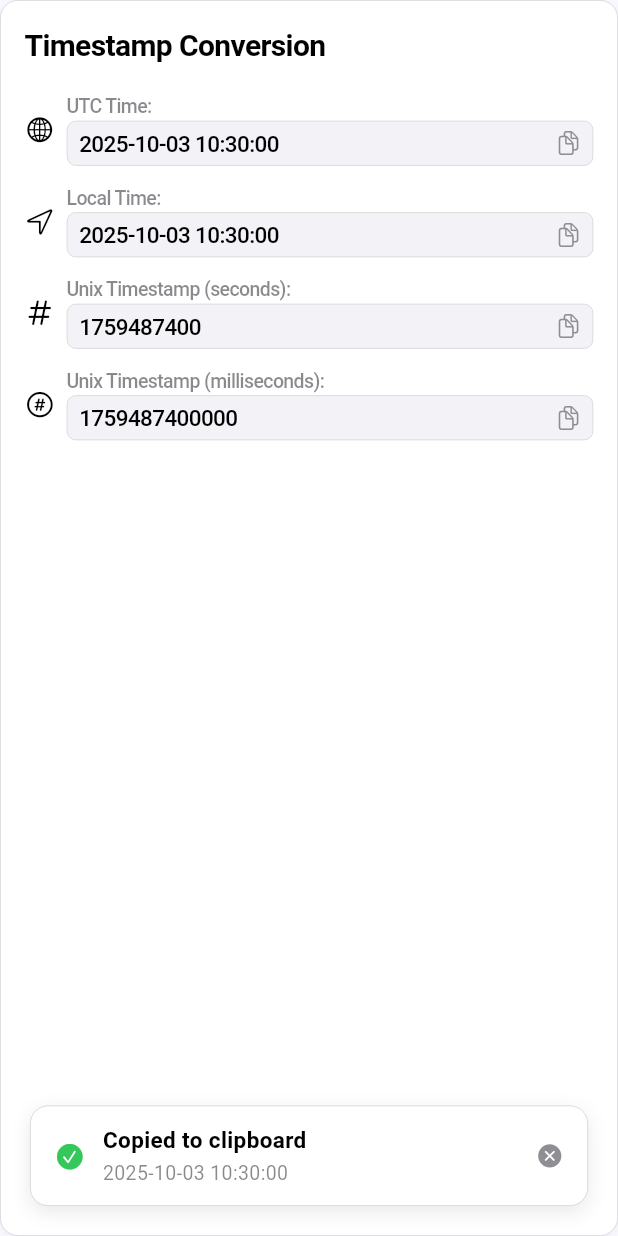
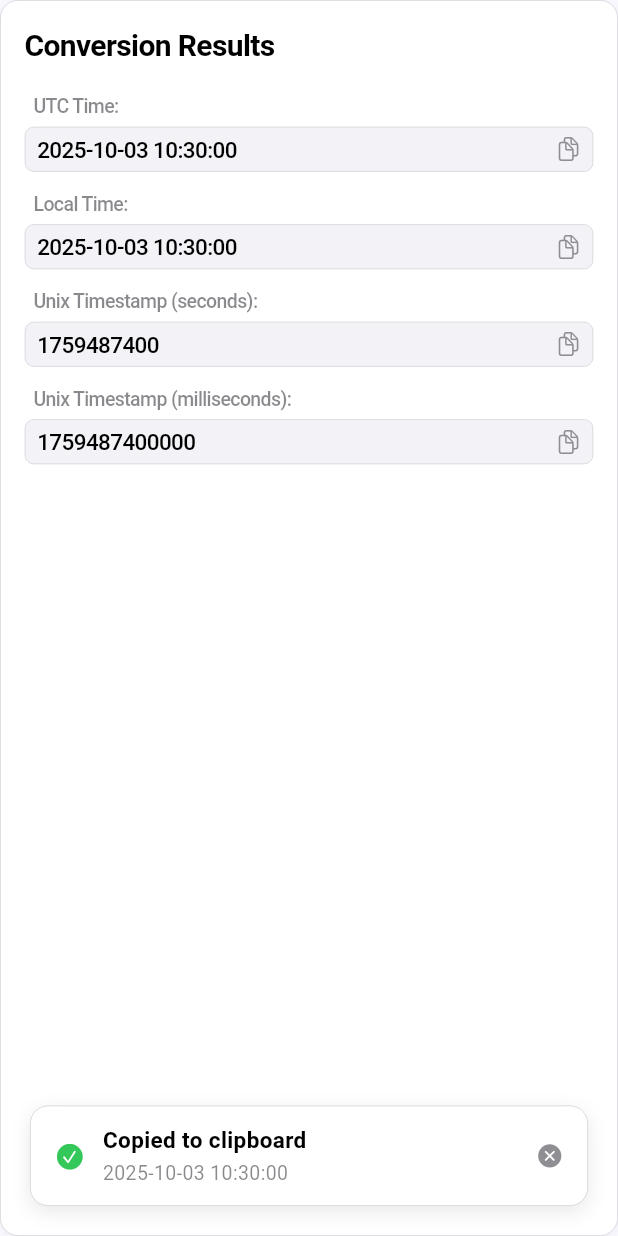
Before and after one commit to howard86/masquerade, a Flutter app: the TimestampDisplayCard widget shown alone on an empty page, opened directly with empty values, after a tap on an icon or button, on a phone screen of 412 x 824 dp. Run offline on Flutter 3.47's test engine with Material 3 defaults, Android fonts, the phone set to English and light mode, and no system bars; missing offline and left inert: device_frame.

Commit message:
refactor: clean up widgets and imports

```diff
--- a/lib/app.dart
+++ b/lib/app.dart
@@ -1,5 +1,4 @@
 import 'package:flutter/cupertino.dart';
-import 'package:flutter/material.dart';
 import 'home_page.dart';
 import 'widgets/iphone_frame.dart';
 
--- a/lib/timestamp_display_card.dart
+++ /dev/null
@@ -1,247 +0,0 @@
-import 'package:flutter/cupertino.dart';
-import 'package:flutter/material.dart';
-import 'package:flutter/services.dart';
-import 'package:intl/intl.dart';
-
-class TimestampDisplayCard extends StatelessWidget {
-  const TimestampDisplayCard({super.key, required this.timestamp});
-
-  final DateTime timestamp;
-
-  // Static variable to track the current notification overlay
-  static OverlayEntry? _currentNotification;
-
-  @override
-  Widget build(BuildContext context) {
-    return Container(
-      decoration: BoxDecoration(
-        color: CupertinoColors.systemBackground,
-        borderRadius: BorderRadius.circular(12),
-        border: Border.all(color: CupertinoColors.systemGrey4, width: 0.5),
-        boxShadow: [
-          BoxShadow(
-            color: CupertinoColors.systemGrey.withOpacity(0.1),
-            blurRadius: 8,
-            offset: const Offset(0, 2),
-          ),
-        ],
-      ),
-      child: Padding(
-        padding: const EdgeInsets.all(16),
-        child: Column(
-          crossAxisAlignment: CrossAxisAlignment.start,
-          children: [
-            Text(
-              'Timestamp Conversion',
-              style: CupertinoTheme.of(context).textTheme.navTitleTextStyle
-                  .copyWith(fontSize: 20, fontWeight: FontWeight.w600),
-            ),
-            const SizedBox(height: 16),
-            _buildTimestampRow(
-              context,
-              'UTC Time:',
-              DateFormat('yyyy-MM-dd HH:mm:ss').format(timestamp.toUtc()),
-              CupertinoIcons.globe,
-            ),
-            const SizedBox(height: 12),
-            _buildTimestampRow(
-              context,
-              'Local Time:',
-              DateFormat('yyyy-MM-dd HH:mm:ss').format(timestamp.toLocal()),
-              CupertinoIcons.location,
-            ),
-            const SizedBox(height: 12),
-            _buildTimestampRow(
-              context,
-              'Unix Timestamp (seconds):',
-              (timestamp.millisecondsSinceEpoch / 1000).round().toString(),
-              CupertinoIcons.number,
-            ),
-            const SizedBox(height: 12),
-            _buildTimestampRow(
-              context,
-              'Unix Timestamp (milliseconds):',
-              timestamp.millisecondsSinceEpoch.toString(),
-              CupertinoIcons.number_circle,
-            ),
-          ],
-        ),
-      ),
-    );
-  }
-
-  Widget _buildTimestampRow(
-    BuildContext context,
-    String label,
-    String value,
-    IconData icon,
-  ) {
-    return Row(
-      children: [
-        Icon(icon, size: 20, color: CupertinoColors.label),
-        const SizedBox(width: 8),
-        Expanded(
-          child: Column(
-            crossAxisAlignment: CrossAxisAlignment.start,
-            children: [
-              Text(
-                label,
-                style: CupertinoTheme.of(context).textTheme.textStyle.copyWith(
-                  color: CupertinoColors.secondaryLabel,
-                  fontSize: 13,
-                  fontWeight: FontWeight.w500,
-                ),
-              ),
-              GestureDetector(
-                onTap: () => _copyToClipboard(context, value),
-                child: Container(
-                  padding: const EdgeInsets.symmetric(
-                    vertical: 4,
-                    horizontal: 8,
-                  ),
-                  decoration: BoxDecoration(
-                    color: CupertinoColors.systemGrey6,
-                    borderRadius: BorderRadius.circular(6),
-                    border: Border.all(
-                      color: CupertinoColors.systemGrey4,
-                      width: 0.5,
-                    ),
-                  ),
-                  child: Row(
-                    mainAxisSize: MainAxisSize.min,
-                    children: [
-                      Expanded(
-                        child: Text(
-                          value,
-                          style: CupertinoTheme.of(context).textTheme.textStyle
-                              .copyWith(
-                                fontWeight: FontWeight.w500,
-                                color: CupertinoColors.label,
-                                fontSize: 15,
-                              ),
-                        ),
-                      ),
-                      const SizedBox(width: 4),
-                      const Icon(
-                        CupertinoIcons.doc_on_doc,
-                        size: 16,
-                        color: CupertinoColors.systemGrey,
-                      ),
-                    ],
-                  ),
-                ),
-              ),
-            ],
-          ),
-        ),
-      ],
-    );
-  }
-
-  void _copyToClipboard(BuildContext context, String value) {
-    Clipboard.setData(ClipboardData(text: value));
-
-    // Show a notification-style overlay
-    _showCopyNotification(context, value);
-  }
-
-  void _showCopyNotification(BuildContext context, String value) {
-    // Remove any existing notification first
-    if (_currentNotification != null) {
-      _currentNotification!.remove();
-      _currentNotification = null;
-    }
-
-    // Create an overlay entry for the notification
-    final overlay = Overlay.of(context);
-    late OverlayEntry overlayEntry;
-
-    overlayEntry = OverlayEntry(
-      builder: (context) => Positioned(
-        bottom: MediaQuery.of(context).padding.bottom + 20,
-        left: 20,
-        right: 20,
-        child: Material(
-          color: Colors.transparent,
-          child: Container(
-            padding: const EdgeInsets.symmetric(horizontal: 16, vertical: 12),
-            decoration: BoxDecoration(
-              color: CupertinoColors.systemBackground,
-              borderRadius: BorderRadius.circular(12),
-              border: Border.all(
-                color: CupertinoColors.systemGrey4,
-                width: 0.5,
-              ),
-              boxShadow: [
-                BoxShadow(
-                  color: CupertinoColors.systemGrey.withOpacity(0.2),
-                  blurRadius: 10,
-                  offset: const Offset(0, 4),
-                ),
-              ],
-            ),
-            child: Row(
-              children: [
-                const Icon(
-                  CupertinoIcons.checkmark_circle_fill,
-                  color: CupertinoColors.systemGreen,
-                  size: 20,
-                ),
-                const SizedBox(width: 12),
-                Expanded(
-                  child: Column(
-                    crossAxisAlignment: CrossAxisAlignment.start,
-                    mainAxisSize: MainAxisSize.min,
-                    children: [
-                      const Text(
-                        'Copied to clipboard',
-                        style: TextStyle(
-                          fontWeight: FontWeight.w600,
-                          fontSize: 15,
-                          color: CupertinoColors.label,
-                        ),
-                      ),
-                      const SizedBox(height: 2),
-                      Text(
-                        value,
-                        style: const TextStyle(
-                          fontSize: 13,
-                          color: CupertinoColors.secondaryLabel,
-                        ),
-                        maxLines: 1,
-                        overflow: TextOverflow.ellipsis,
-                      ),
-                    ],
-                  ),
-                ),
-                GestureDetector(
-                  onTap: () {
-                    overlayEntry.remove();
-                    _currentNotification = null;
-                  },
-                  child: const Icon(
-                    CupertinoIcons.xmark_circle_fill,
-                    color: CupertinoColors.systemGrey,
-                    size: 18,
-                  ),
-                ),
-              ],
-            ),
-          ),
-        ),
-      ),
-    );
-
-    // Store the overlay entry and insert it
-    _currentNotification = overlayEntry;
-    overlay.insert(overlayEntry);
-
-    // Auto-dismiss after 3 seconds
-    Future.delayed(const Duration(seconds: 3), () {
-      if (overlayEntry.mounted) {
-        overlayEntry.remove();
-        _currentNotification = null;
-      }
-    });
-  }
-}
--- a/lib/widgets/iphone_frame.dart
+++ b/lib/widgets/iphone_frame.dart
@@ -1,5 +1,4 @@
 import 'package:flutter/cupertino.dart';
-import 'package:flutter/material.dart';
 import 'package:device_frame/device_frame.dart';
 
 /// A responsive wrapper that shows device frame on larger screens
--- /dev/null
+++ b/lib/widgets/timestamp_display_card.dart
@@ -0,0 +1,70 @@
+import 'package:flutter/cupertino.dart';
+import 'package:intl/intl.dart';
+import 'package:masquerade/widgets/timestamp_row.dart';
+
+class TimestampDisplayCard extends StatelessWidget {
+  const TimestampDisplayCard({super.key, required this.timestamp});
+
+  final DateTime timestamp;
+
+  @override
+  Widget build(BuildContext context) {
+    return Container(
+      decoration: BoxDecoration(
+        color: CupertinoColors.systemBackground,
+        borderRadius: BorderRadius.circular(12),
+        border: Border.all(color: CupertinoColors.systemGrey4, width: 0.5),
+        boxShadow: [
+          BoxShadow(
+            color: CupertinoColors.systemGrey.withOpacity(0.1),
+            blurRadius: 8,
+            offset: const Offset(0, 2),
+          ),
+        ],
+      ),
+      child: Padding(
+        padding: const EdgeInsets.all(16),
+        child: Column(
+          crossAxisAlignment: CrossAxisAlignment.start,
+          children: [
+            Text(
+              'Conversion Results',
+              style: CupertinoTheme.of(context).textTheme.navTitleTextStyle
+                  .copyWith(fontSize: 20, fontWeight: FontWeight.w600),
+            ),
+            const SizedBox(height: 16),
+            TimestampRow(
+              label: 'UTC Time:',
+              value: DateFormat(
+                'yyyy-MM-dd HH:mm:ss',
+              ).format(timestamp.toUtc()),
+              icon: CupertinoIcons.globe,
+            ),
+            const SizedBox(height: 12),
+            TimestampRow(
+              label: 'Local Time:',
+              value: DateFormat(
+                'yyyy-MM-dd HH:mm:ss',
+              ).format(timestamp.toLocal()),
+              icon: CupertinoIcons.location,
+            ),
+            const SizedBox(height: 12),
+            TimestampRow(
+              label: 'Unix Timestamp (seconds):',
+              value: (timestamp.millisecondsSinceEpoch / 1000)
+                  .round()
+                  .toString(),
+              icon: CupertinoIcons.number,
+            ),
+            const SizedBox(height: 12),
+            TimestampRow(
+              label: 'Unix Timestamp (milliseconds):',
+              value: timestamp.millisecondsSinceEpoch.toString(),
+              icon: CupertinoIcons.number_circle,
+            ),
+          ],
+        ),
+      ),
+    );
+  }
+}
--- /dev/null
+++ b/lib/widgets/timestamp_row.dart
@@ -0,0 +1,184 @@
+import 'package:flutter/cupertino.dart';
+import 'package:flutter/material.dart';
+import 'package:flutter/services.dart';
+
+/// A stateless widget that displays a timestamp row with label and copyable value
+class TimestampRow extends StatelessWidget {
+  const TimestampRow({
+    super.key,
+    required this.label,
+    required this.value,
+    required this.icon,
+  });
+
+  final String label;
+  final String value;
+  final IconData icon;
+
+  @override
+  Widget build(BuildContext context) {
+    return Column(
+      crossAxisAlignment: CrossAxisAlignment.start,
+      children: [
+        Padding(
+          padding: const EdgeInsets.only(left: 6.0),
+          child: Text(
+            label,
+            style: CupertinoTheme.of(context).textTheme.textStyle.copyWith(
+              color: CupertinoColors.secondaryLabel,
+              fontSize: 13,
+              fontWeight: FontWeight.w500,
+            ),
+          ),
+        ),
+        const SizedBox(height: 4),
+        GestureDetector(
+          onTap: () => _copyToClipboard(context, value),
+          child: Container(
+            padding: const EdgeInsets.symmetric(vertical: 4, horizontal: 8),
+            decoration: BoxDecoration(
+              color: CupertinoColors.systemGrey6,
+              borderRadius: BorderRadius.circular(6),
+              border: Border.all(
+                color: CupertinoColors.systemGrey4,
+                width: 0.5,
+              ),
+            ),
+            child: Row(
+              mainAxisSize: MainAxisSize.min,
+              children: [
+                Expanded(
+                  child: Text(
+                    value,
+                    style: CupertinoTheme.of(context).textTheme.textStyle
+                        .copyWith(
+                          fontWeight: FontWeight.w500,
+                          color: CupertinoColors.label,
+                          fontSize: 15,
+                        ),
+                  ),
+                ),
+                const SizedBox(width: 4),
+                const Icon(
+                  CupertinoIcons.doc_on_doc,
+                  size: 16,
+                  color: CupertinoColors.systemGrey,
+                ),
+              ],
+            ),
+          ),
+        ),
+      ],
+    );
+  }
+
+  void _copyToClipboard(BuildContext context, String value) {
+    Clipboard.setData(ClipboardData(text: value));
+
+    // Show a notification-style overlay
+    _showCopyNotification(context, value);
+  }
+
+  void _showCopyNotification(BuildContext context, String value) {
+    // Remove any existing notification first
+    if (_currentNotification != null) {
+      _currentNotification!.remove();
+      _currentNotification = null;
+    }
+
+    // Create an overlay entry for the notification
+    final overlay = Overlay.of(context);
+    late OverlayEntry overlayEntry;
+
+    overlayEntry = OverlayEntry(
+      builder: (context) => Positioned(
+        bottom: MediaQuery.of(context).padding.bottom + 20,
+        left: 20,
+        right: 20,
+        child: Material(
+          color: Colors.transparent,
+          child: Container(
+            padding: const EdgeInsets.symmetric(horizontal: 16, vertical: 12),
+            decoration: BoxDecoration(
+              color: CupertinoColors.systemBackground,
+              borderRadius: BorderRadius.circular(12),
+              border: Border.all(
+                color: CupertinoColors.systemGrey4,
+                width: 0.5,
+              ),
+              boxShadow: [
+                BoxShadow(
+                  color: CupertinoColors.systemGrey.withOpacity(0.2),
+                  blurRadius: 10,
+                  offset: const Offset(0, 4),
+                ),
+              ],
+            ),
+            child: Row(
+              children: [
+                const Icon(
+                  CupertinoIcons.checkmark_circle_fill,
+                  color: CupertinoColors.systemGreen,
+                  size: 20,
+                ),
+                const SizedBox(width: 12),
+                Expanded(
+                  child: Column(
+                    crossAxisAlignment: CrossAxisAlignment.start,
+                    mainAxisSize: MainAxisSize.min,
+                    children: [
+                      const Text(
+                        'Copied to clipboard',
+                        style: TextStyle(
+                          fontWeight: FontWeight.w600,
+                          fontSize: 15,
+                          color: CupertinoColors.label,
+                        ),
+                      ),
+                      const SizedBox(height: 2),
+                      Text(
+                        value,
+                        style: const TextStyle(
+                          fontSize: 13,
+                          color: CupertinoColors.secondaryLabel,
+                        ),
+                        maxLines: 1,
+                        overflow: TextOverflow.ellipsis,
+                      ),
+                    ],
+                  ),
+                ),
+                GestureDetector(
+                  onTap: () {
+                    overlayEntry.remove();
+                    _currentNotification = null;
+                  },
+                  child: const Icon(
+                    CupertinoIcons.xmark_circle_fill,
+                    color: CupertinoColors.systemGrey,
+                    size: 18,
+                  ),
+                ),
+              ],
+            ),
+          ),
+        ),
+      ),
+    );
+
+    // Store the overlay entry and insert it
+    _currentNotification = overlayEntry;
+    overlay.insert(overlayEntry);
+
+    // Auto-dismiss after 3 seconds
+    Future.delayed(const Duration(seconds: 3), () {
+      if (overlayEntry.mounted) {
+        overlayEntry.remove();
+        _currentNotification = null;
+      }
+    });
+  }
+
+  // Static variable to track the current notification overlay
+  static OverlayEntry? _currentNotification;
+}
```
Also changed, not shown: 2 other files.
